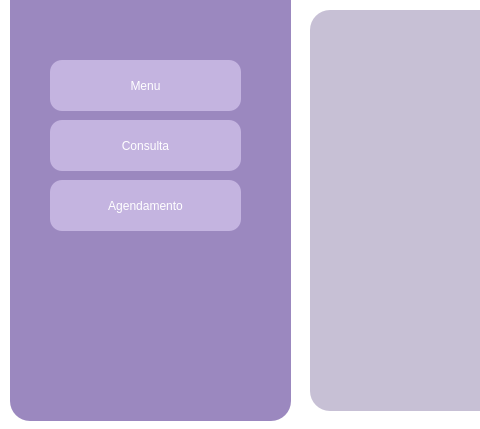
First picture: the form in VeterinaryScheduleSystem/remarcacao.ui, repository brenoafsa/VeterinaryScheduleSystem, before the edit; both pictures show x 0 to 480 and y 190 to 619 of the 1302 by 619 pixel window.
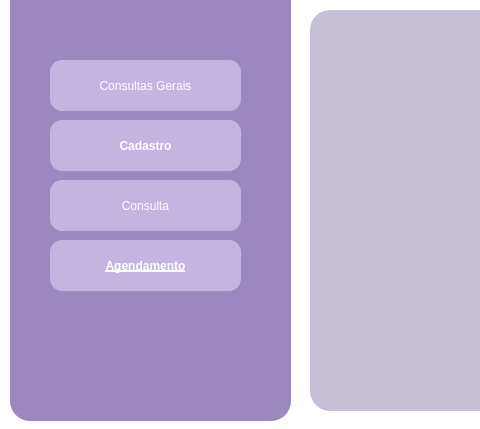
Second picture: the form after the edit. Icons and pictures are not drawn.

Diff of the .ui file:
```diff
--- a/VeterinaryScheduleSystem/remarcacao.ui
+++ b/VeterinaryScheduleSystem/remarcacao.ui
@@ -46,14 +46,14 @@
 color: #ffffff</string>
     </property>
     <property name="text">
-     <string>Menu</string>
+     <string>Consultas Gerais</string>
     </property>
    </widget>
    <widget class="QPushButton" name="consultaButton">
     <property name="geometry">
      <rect>
       <x>40</x>
-      <y>300</y>
+      <y>360</y>
       <width>191</width>
       <height>51</height>
      </rect>
@@ -73,11 +73,20 @@
     <property name="geometry">
      <rect>
       <x>40</x>
-      <y>360</y>
+      <y>420</y>
       <width>191</width>
       <height>51</height>
      </rect>
     </property>
+    <property name="font">
+     <font>
+      <family>System</family>
+      <pointsize>9</pointsize>
+      <italic>false</italic>
+      <bold>true</bold>
+      <underline>true</underline>
+     </font>
+    </property>
     <property name="styleSheet">
      <string notr="true">background-color: #C4B4E0;
 font: 700 9pt &quot;System&quot;;
@@ -108,6 +117,34 @@
      <bool>true</bool>
     </property>
    </widget>
+   <widget class="QPushButton" name="pushButton_6">
+    <property name="geometry">
+     <rect>
+      <x>40</x>
+      <y>300</y>
+      <width>191</width>
+      <height>51</height>
+     </rect>
+    </property>
+    <property name="font">
+     <font>
+      <family>System</family>
+      <pointsize>9</pointsize>
+      <italic>false</italic>
+      <bold>true</bold>
+     </font>
+    </property>
+    <property name="styleSheet">
+     <string notr="true">background-color: #C4B4E0;
+font: 700 9pt &quot;System&quot;;
+border-radius: 12px;
+padding: 5px;
+color: rgb(255, 255, 255);</string>
+    </property>
+    <property name="text">
+     <string>Cadastro</string>
+    </property>
+   </widget>
    <zorder>agendamentoButton</zorder>
    <zorder>label</zorder>
    <zorder>menuButton</zorder>
```
Left out of the diff: 1 changed line with no effect on the pictures.
